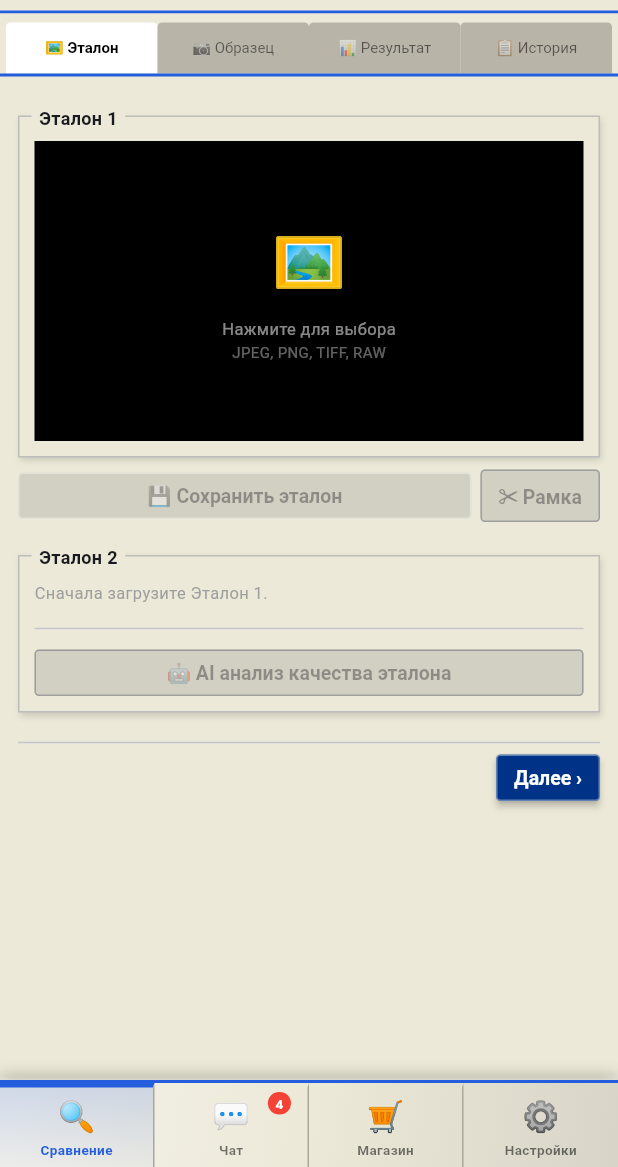
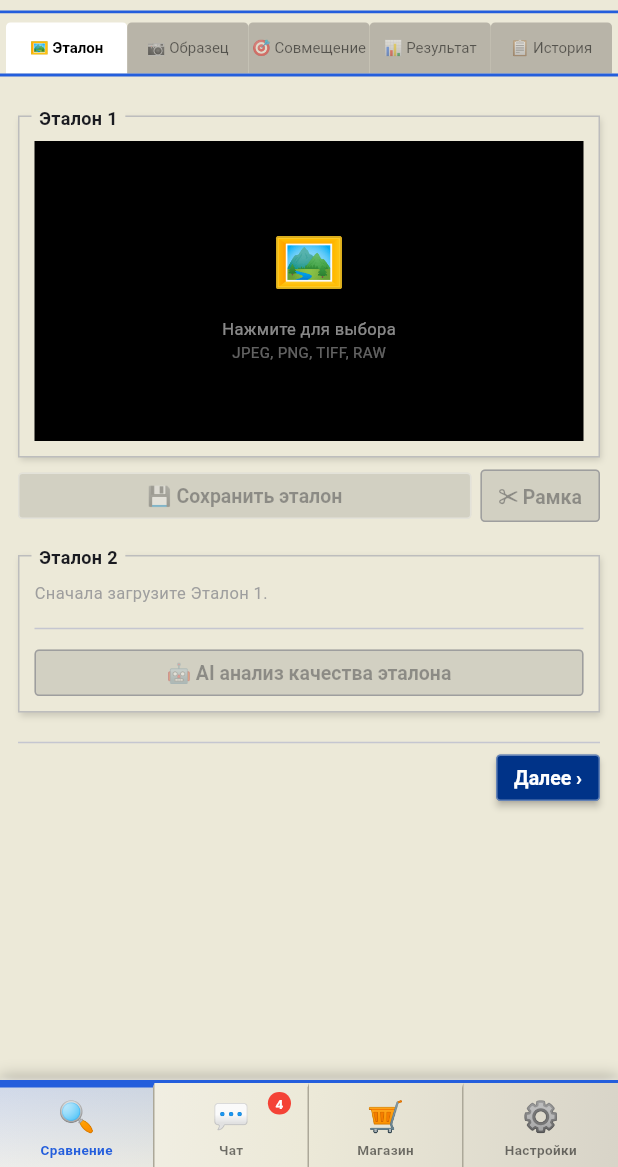
Before and after one commit to ppvesna/foto-compare, a Flutter app: the screen it shows once a user with an empty profile is signed in, on a phone screen of 412 x 824 dp, the part 69-1236 px from its top. Run offline on Flutter 3.47's test engine with Material 3 defaults, Android fonts, the phone set to English and light mode, and no system bars; our stand-ins replace image_picker, sqflite, supabase_flutter; missing offline and left inert: google_mlkit_barcode_scanning, google_mlkit_text_recognition; accounts and stored records are empty.

Commit message:
Новая вкладка «Совмещение» — выделены функции перед результатом
Из вкладки «Образец» вынесен блок «Совместить с эталоном»
(наложение, перспектива, точное совмещение, авто-выравнивание,
калибровка точек, кнопка «Сравнить ›») в отдельную вкладку.

Порядок вкладок: Эталон → Образец → Совмещение → Результат → История.

https://claude.ai/code/session_01SYdGBKvBkUENM7TUXVJdMv

```diff
--- a/lib/screens/compare_screen.dart
+++ b/lib/screens/compare_screen.dart
@@ -61,14 +61,14 @@ class _CompareScreenState extends State<CompareScreen>
   double _overlayOpacity = 0.5;
   Size _overlayViewerSize = Size.zero;
 
-  // Раздел 1 вкладки Сравнение: cmp1 + cmp2 → merge
+  // Вкладка Образец: cmp1 + cmp2 → merge
   Uint8List? _cmp2Img;
   double? _cmp1Sharpness;
   double? _cmp2Sharpness;
   final _cmp2Ctrl = TransformationController();
   double _cmp2Opacity = 0.5;
 
-  // Раздел 2 вкладки Сравнение: ref + cmp → compare
+  // Вкладка Совмещение: ref + cmp → compare
   final _cmpOverlayCtrl = TransformationController();
   double _cmpOverlayOpacity = 0.5;
   Size _cmpOverlayViewerSize = Size.zero;
@@ -98,7 +98,7 @@ class _CompareScreenState extends State<CompareScreen>
   @override
   void initState() {
     super.initState();
-    _tabs = TabController(length: 4, vsync: this);
+    _tabs = TabController(length: 5, vsync: this);
     _loadSavedReference();
     _loadProfiles();
   }
@@ -650,7 +650,7 @@ class _CompareScreenState extends State<CompareScreen>
       final compareResult = await CompareService.compare(ref, cmp);
       if (!mounted) return;
       setState(() { _result = compareResult; _comparing = false; });
-      _tabs.animateTo(2);
+      _tabs.animateTo(3);
 
       // Lab-пирамида — точнее MAE, обновляем результат если OpenCV доступен
       OpenCvService.compareImages(ref, cmp).then((lab) {
@@ -1043,13 +1043,17 @@ class _CompareScreenState extends State<CompareScreen>
               icon: '📷',
               onTap: () => _tabs.animateTo(1)),
           XpMenuItem(
+              label: 'Совмещение',
+              icon: '🎯',
+              onTap: () => _tabs.animateTo(2)),
+          XpMenuItem(
               label: 'Результат',
               icon: '📊',
-              onTap: () => _tabs.animateTo(2)),
+              onTap: () => _tabs.animateTo(3)),
           XpMenuItem(
               label: 'История',
               icon: '📋',
-              onTap: () => _tabs.animateTo(3)),
+              onTap: () => _tabs.animateTo(4)),
         ]),
         XpMenu(label: 'Инструменты', items: [
           XpMenuItem(
@@ -1078,8 +1082,9 @@ class _CompareScreenState extends State<CompareScreen>
         child: Row(children: [
           _xpTab('🖼️ Эталон', 0),
           _xpTab('📷 Образец', 1),
-          _xpTab('📊 Результат', 2),
-          _xpTab('📋 История', 3),
+          _xpTab('🎯 Совмещение', 2),
+          _xpTab('📊 Результат', 3),
+          _xpTab('📋 История', 4),
         ]),
       ),
       Container(height: 2, color: AppTheme.blue),
@@ -1091,6 +1096,7 @@ class _CompareScreenState extends State<CompareScreen>
           children: [
             _tabRef(),
             _tabCmp(),
+            _tabAlign(),
             _tabResult(),
             _tabHistory(),
           ],
@@ -1497,9 +1503,40 @@ class _CompareScreenState extends State<CompareScreen>
               ],
             ])),
 
-        // ── Раздел 2: эталон + фото → сравнить ──────
-        if (_refImg != null && _cmpImg != null) ...[
-          const SizedBox(height: 8),
+        const SizedBox(height: 12),
+        const Divider(),
+        Row(mainAxisAlignment: MainAxisAlignment.spaceBetween, children: [
+          XpBtn(label: '‹ Эталон', onPressed: () => _tabs.animateTo(0)),
+          XpBtn(
+              label: 'Далее ›',
+              primary: true,
+              onPressed: _refImg != null && _cmpImg != null
+                  ? () => _tabs.animateTo(2)
+                  : null),
+        ]),
+      ]),
+    );
+  }
+
+  // ── Таб: Совмещение ───────────────────────────────
+  Widget _tabAlign() {
+    if (_refImg == null || _cmpImg == null) {
+      return Center(
+          child: Column(
+              mainAxisAlignment: MainAxisAlignment.center,
+              children: [
+            const Text('🎯', style: TextStyle(fontSize: 40)),
+            const SizedBox(height: 12),
+            const Text('Сначала загрузите эталон и образец',
+                textAlign: TextAlign.center,
+                style: TextStyle(fontSize: 12, color: Colors.grey)),
+            const SizedBox(height: 16),
+            XpBtn(label: '‹ Образец', onPressed: () => _tabs.animateTo(1)),
+          ]));
+    }
+    return SingleChildScrollView(
+      padding: const EdgeInsets.all(12),
+      child: Column(children: [
         XpGroup(
             label: 'Совместить с эталоном',
             child: Column(crossAxisAlignment: CrossAxisAlignment.stretch, children: [
@@ -1594,7 +1631,6 @@ class _CompareScreenState extends State<CompareScreen>
                     )),
               ]),
             ])),
-        ],
 
         const SizedBox(height: 12),
         // ── Статус профиля калибровки ─────────────────
@@ -1616,7 +1652,7 @@ class _CompareScreenState extends State<CompareScreen>
               ),
             ]),
           )
-        else if (_refImg != null && _cmpImg != null)
+        else
           Padding(
             padding: const EdgeInsets.only(bottom: 8),
             child: Container(
@@ -1639,7 +1675,7 @@ class _CompareScreenState extends State<CompareScreen>
           ),
         const Divider(),
         Row(mainAxisAlignment: MainAxisAlignment.spaceBetween, children: [
-          XpBtn(label: '‹ Эталон', onPressed: () => _tabs.animateTo(0)),
+          XpBtn(label: '‹ Образец', onPressed: () => _tabs.animateTo(1)),
           Row(children: [
             // Calibration button
             _calibrating
@@ -1649,11 +1685,7 @@ class _CompareScreenState extends State<CompareScreen>
                     icon: Icon(
                       Icons.tune,
                       size: 20,
-                      color: _layoutProfile != null
-                          ? Colors.green
-                          : (_refImg != null && _cmpImg != null
-                              ? Colors.orange
-                              : Colors.grey),
+                      color: _layoutProfile != null ? Colors.green : Colors.orange,
                     ),
                     onSelected: (v) async {
                       if (v == 'new') {
@@ -1702,13 +1734,13 @@ class _CompareScreenState extends State<CompareScreen>
             const SizedBox(height: 12),
             const Text(
                 'Загрузите оба фото, расставьте точки (🔧 Калибровка)\n'
-                'и нажмите «Сравнить ›» на вкладке Сравнение',
+                'и нажмите «Сравнить ›» на вкладке Совмещение',
                 textAlign: TextAlign.center,
                 style: TextStyle(fontSize: 12, color: Colors.grey)),
             const SizedBox(height: 16),
             XpBtn(
-                label: '‹ К сравнению',
-                onPressed: () => _tabs.animateTo(1)),
+                label: '‹ К совмещению',
+                onPressed: () => _tabs.animateTo(2)),
           ]));
     }
 
@@ -1916,7 +1948,7 @@ class _CompareScreenState extends State<CompareScreen>
             children: [
               XpBtn(
                   label: '‹ Назад',
-                  onPressed: () => _tabs.animateTo(1)),
+                  onPressed: () => _tabs.animateTo(2)),
               Row(children: [
                 XpBtn(
                     label: '📤',
@@ -1973,7 +2005,7 @@ class _CompareScreenState extends State<CompareScreen>
             final item = e.value;
             final sim = item['sim'] as double;
             return GestureDetector(
-              onTap: () => _tabs.animateTo(2),
+              onTap: () => _tabs.animateTo(3),
               child: Container(
                 color: i.isEven
                     ? Colors.white
```
Also changed, not shown: 1 other file. Lines whose indentation alone changed are shown as unchanged.
